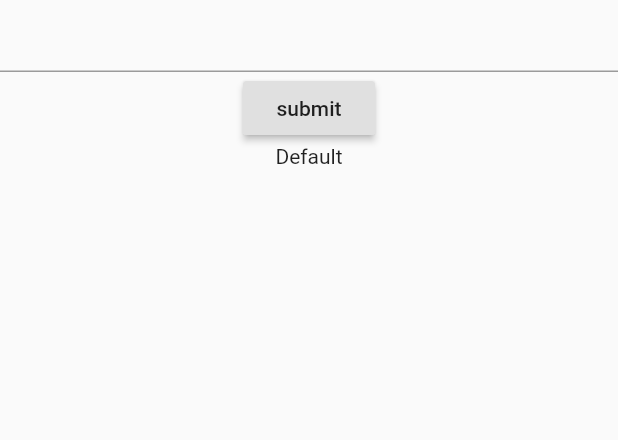
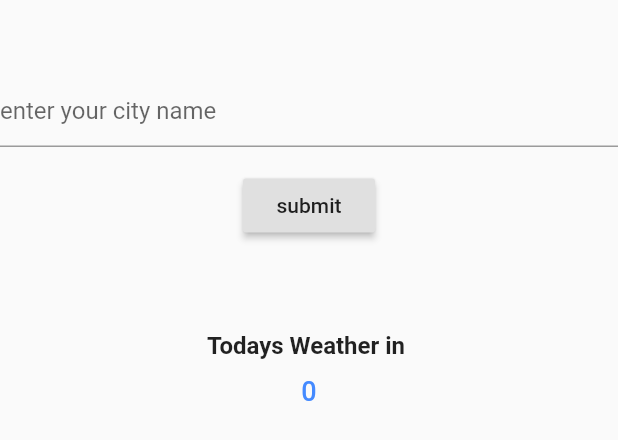
Before and after one commit to mUmarBaloch/Flutter-Weather-App, a Flutter app: the ApiCaller widget shown alone on an empty page, opened directly, after a tap on "submit", on a phone screen of 412 x 824 dp. Shown: the top 440 px of the screen. Run offline on Flutter 3.47's test engine with Material 2 defaults, Android fonts, the phone set to English and light mode, and no system bars; network calls fail.

Commit message:
user can now search and see the temprature

```diff
--- a/lib/core/services/api_manger.dart
+++ b/lib/core/services/api_manger.dart
@@ -3,26 +3,29 @@ import 'dart:convert';
 import 'package:flutter/material.dart';
 import 'package:http/http.dart' as http;
 
+class Weather {
+  final Map<Current, dynamic> current;
+  Weather({this.current});
+}
+
+class Current {
+  final String temp_c;
+  final String isDay;
+
+  Current({this.temp_c, this.isDay});
+}
+
 class ApiData {
   static String locationKey = "Default";
   static String city = "Default";
+  static double celcius = 0.0;
+  static String apiKey = 'bab4038cddf142a7b87133900202712';
+
+  static String endpointCurrentWeather =
+      'https://api.weatherapi.com/v1/current.json?';
 }
 
-class ApiManager {
-  String apiKey = 'I98kGug6BOLAVHrTpnmEEAG0WkkAHX7F';
-  String endpointLocationKey =
-      'http://dataservice.accuweather.com/locations/v1/cities/search';
-
-  void getLocationKey(String city) async {
-    var request = await http.get('$endpointLocationKey?apikey=$apiKey&q=$city');
-    if (request.statusCode == 200) {
-      List response = jsonDecode(request.body);
-      ApiData.locationKey = response.map((a) => a).last['Key'];
-    } else {
-      print('There was a error, Status Code is ${request.statusCode}');
-    }
-  }
-}
+class ApiManager {}
 
 class ApiCaller extends StatefulWidget {
   @override
@@ -32,24 +35,78 @@ class ApiCaller extends StatefulWidget {
 class _ApiCallerState extends State<ApiCaller> {
   @override
   Widget build(BuildContext context) {
-    GlobalKey<FormState> _formState = GlobalKey<FormState>();
-    ApiManager api = ApiManager();
+    Future getLocationKey(String city) async {
+      var request = await http.get(
+          '${ApiData.endpointCurrentWeather}key=${ApiData.apiKey}&q=$city');
+      if (request != null) {
+        Map response = await jsonDecode(request.body);
+        var result = response['current']['temp_c'];
+        setState(() {
+          ApiData.celcius = result;
+          print(ApiData.locationKey);
+        });
+      } else {
+        print(
+            'There was an error occured while requesting the server for location key, Status Code is ${request.statusCode}');
+      }
+    }
+
+    // get weather forcecast
+    // void getWeatherFromLocationKey() async {
+    //   var request = await http.get(
+    //       '$endpointCurrentCondition${ApiData.locationKey}/?apikey=$apiKey');
+    //   List response = jsonDecode(request.body)[0];
+
+    //   if (request.statusCode == 200) {
+    //     print(response);
+    //   } else {
+    //     print(
+    //         'There was an error occured while request the server for current conditions, Status Code is ${request.statusCode}');
+    //   }
+    // }
+
+    TextEditingController _searchCityController = TextEditingController();
     return Center(
       child: Column(
         children: [
+          SizedBox(
+            height: 50,
+          ),
           TextField(
-            onSubmitted: (val) => setState(() => ApiData.city = val),
+            controller: _searchCityController,
+            decoration: InputDecoration(hintText: 'enter your city name'),
+          ),
+          SizedBox(
+            height: 15,
           ),
           RaisedButton(
             child: Text('submit'),
-            onPressed: () => setState(() async {
-              api.getLocationKey('${ApiData.city}');
-              Timer.periodic(Duration(seconds: 3), (a) {});
+            onPressed: () => setState(() {
+              ApiData.city = _searchCityController.text;
+              getLocationKey(ApiData.city);
+              //  getWeatherFromLocationKey();
             }),
           ),
-          Text('${ApiData.locationKey}'),
+          SizedBox(
+            height: 60,
+          ),
+          Text(
+            'Todays Weather in ${ApiData.city}',
+            style: TextStyle(fontSize: 16, fontWeight: FontWeight.bold),
+          ),
+          SizedBox(
+            height: 10,
+          ),
+          Text(
+            '${ApiData.celcius.floor()}',
+            style: TextStyle(
+              fontWeight: FontWeight.w500,
+              fontSize: 18,
+              color: Colors.blueAccent,
+            ),
+          ),
         ],
       ),
-    );{}
+    );
   }
 }
--- a/lib/main.dart
+++ b/lib/main.dart
@@ -1,11 +1,16 @@
 import 'package:flutter/material.dart';
-import 'package:weather_app/Views/main_screen.dart';
+import 'package:weather_app/views/main_screen.dart';
 
 void main() {
   runApp(MyApp());
 }
 
-class MyApp extends StatelessWidget {
+class MyApp extends StatefulWidget {
+  @override
+  _MyAppState createState() => _MyAppState();
+}
+
+class _MyAppState extends State<MyApp> {
   @override
   Widget build(BuildContext context) {
     return MaterialApp(
```
Also changed, not shown: lib/Views/Widgets/top_weather_widget.dart (+8 -2 lines), lib/Views/main_screen.dart (+7 -2 lines), lib/Views/settings.dart (+52 -2 lines).
